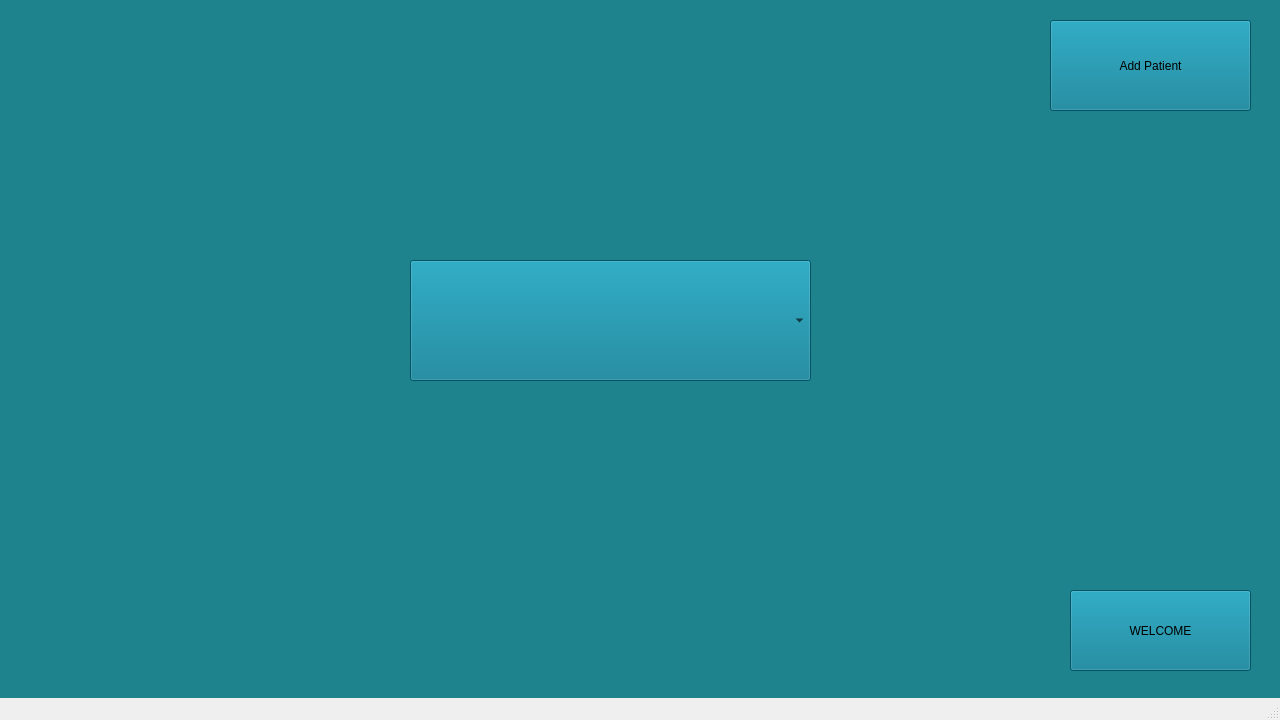
This is mainwindow.ui in RISWANAAAA/ASCAN as Qt 5 draws it before an edit. The edited form follows.
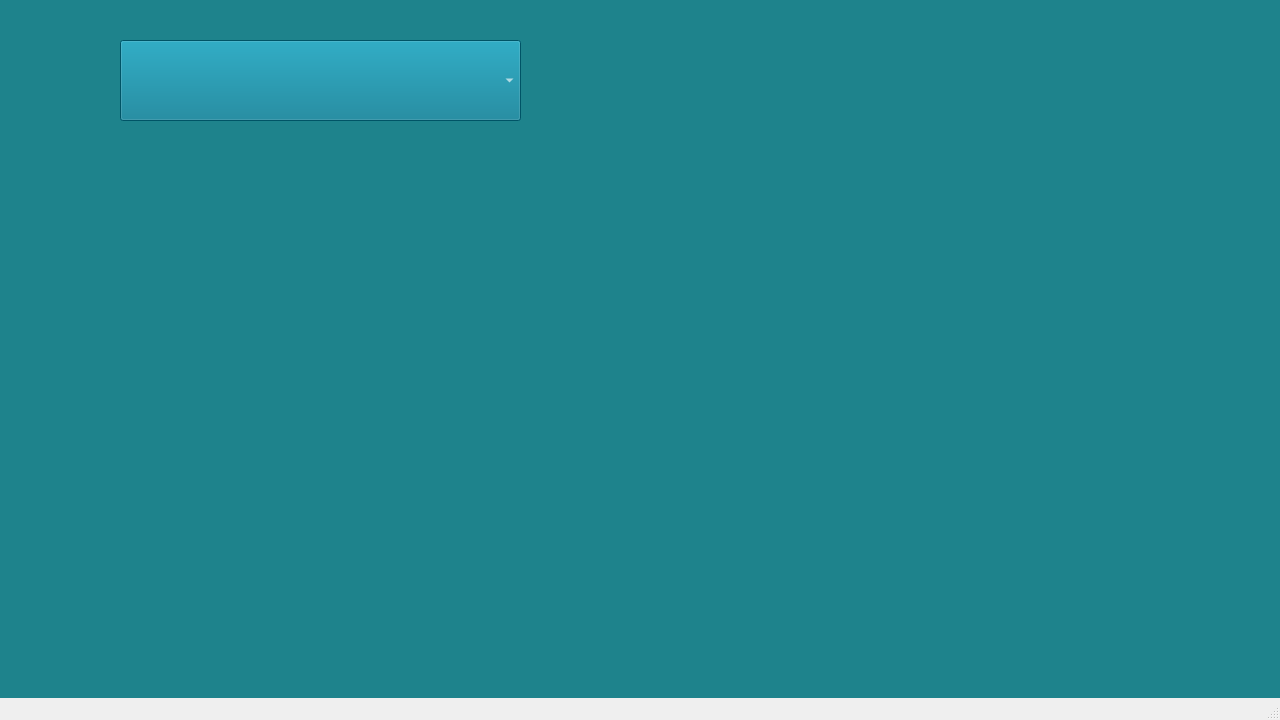
This is the edited form. Icons and pictures are not drawn.

```diff
--- a/mainwindow.ui
+++ b/mainwindow.ui
@@ -33,46 +33,107 @@
    <widget class="QPushButton" name="pushButton">
     <property name="geometry">
      <rect>
-      <x>1070</x>
-      <y>590</y>
-      <width>181</width>
-      <height>81</height>
+      <x>1130</x>
+      <y>580</y>
+      <width>151</width>
+      <height>101</height>
      </rect>
     </property>
     <property name="styleSheet">
-     <string notr="true">background-color: rgb(0, 117, 143);</string>
+     <string notr="true">
+image: url(:/image/backbuttonarrow.png);
+border:none;</string>
     </property>
     <property name="text">
-     <string>WELCOME</string>
+     <string/>
     </property>
    </widget>
    <widget class="QPushButton" name="pushButton_2">
     <property name="geometry">
      <rect>
-      <x>1050</x>
-      <y>20</y>
-      <width>201</width>
-      <height>91</height>
+      <x>130</x>
+      <y>210</y>
+      <width>341</width>
+      <height>341</height>
      </rect>
     </property>
     <property name="styleSheet">
-     <string notr="true">background-color: rgb(0, 117, 143);</string>
+     <string notr="true">image: url(:/image/addperson.png);
+border:none;</string>
     </property>
     <property name="text">
-     <string>Add Patient</string>
+     <string/>
     </property>
    </widget>
    <widget class="QComboBox" name="comboBox">
     <property name="geometry">
      <rect>
-      <x>410</x>
-      <y>260</y>
+      <x>120</x>
+      <y>40</y>
       <width>401</width>
-      <height>121</height>
+      <height>81</height>
      </rect>
     </property>
     <property name="styleSheet">
-     <string notr="true">background-color: rgb(0, 117, 143);</string>
+     <string notr="true">background-color: rgb(0, 117, 143);
+font: 75 20pt &quot;Ubuntu&quot;;
+color: rgb(255, 255, 255);
+font:bold;</string>
+    </property>
+    <item>
+     <property name="text">
+      <string/>
+     </property>
+    </item>
+   </widget>
+   <widget class="QLabel" name="label_2">
+    <property name="geometry">
+     <rect>
+      <x>10</x>
+      <y>30</y>
+      <width>131</width>
+      <height>101</height>
+     </rect>
+    </property>
+    <property name="styleSheet">
+     <string notr="true">image: url(:/image/patienttttt.png);</string>
+    </property>
+    <property name="text">
+     <string/>
+    </property>
+   </widget>
+   <widget class="QPushButton" name="ButaddDoc">
+    <property name="geometry">
+     <rect>
+      <x>530</x>
+      <y>210</y>
+      <width>341</width>
+      <height>341</height>
+     </rect>
+    </property>
+    <property name="styleSheet">
+     <string notr="true">image: url(:/image/adddoctor.png);
+border:none;</string>
+    </property>
+    <property name="text">
+     <string/>
+    </property>
+   </widget>
+   <widget class="QPushButton" name="ButaddLens">
+    <property name="geometry">
+     <rect>
+      <x>950</x>
+      <y>200</y>
+      <width>341</width>
+      <height>341</height>
+     </rect>
+    </property>
+    <property name="styleSheet">
+     <string notr="true">image: url(:/image/addlens.png);
+border:none;</string>
+    </property>
+    <property name="text">
+     <string/>
     </property>
    </widget>
   </widget>
```
